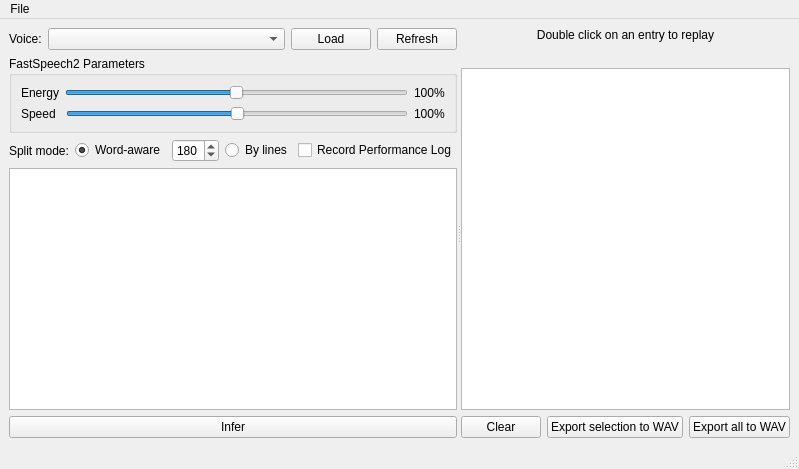
ZDisket/TensorVox, file mainwindow.ui: the form before one commit.
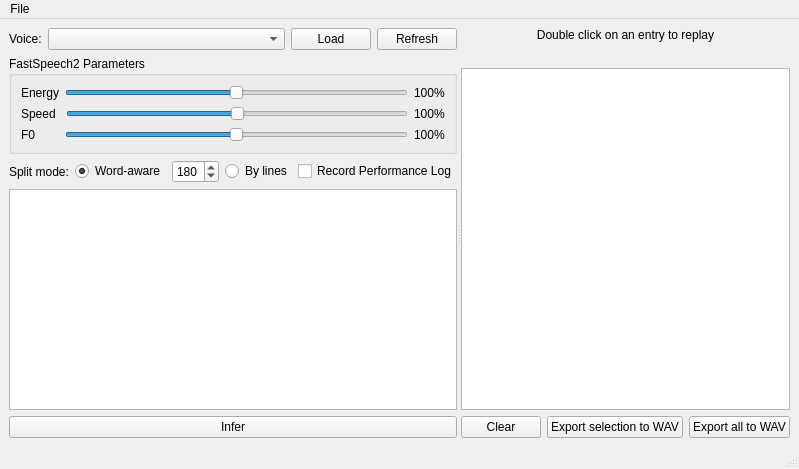
The form after the commit.

What changed in the file:
```diff
--- a/mainwindow.ui
+++ b/mainwindow.ui
@@ -6,7 +6,7 @@
    <rect>
     <x>0</x>
     <y>0</y>
-    <width>721</width>
+    <width>753</width>
     <height>469</height>
    </rect>
   </property>
@@ -136,6 +136,43 @@
              </item>
             </layout>
            </item>
+           <item>
+            <layout class="QHBoxLayout" name="horizontalLayout_6">
+             <item>
+              <widget class="QLabel" name="label_6">
+               <property name="sizePolicy">
+                <sizepolicy hsizetype="Maximum" vsizetype="Preferred">
+                 <horstretch>0</horstretch>
+                 <verstretch>0</verstretch>
+                </sizepolicy>
+               </property>
+               <property name="text">
+                <string>F0       </string>
+               </property>
+              </widget>
+             </item>
+             <item>
+              <widget class="QSlider" name="sliF0">
+               <property name="maximum">
+                <number>200</number>
+               </property>
+               <property name="value">
+                <number>100</number>
+               </property>
+               <property name="orientation">
+                <enum>Qt::Horizontal</enum>
+               </property>
+              </widget>
+             </item>
+             <item>
+              <widget class="QLabel" name="lblF0Show">
+               <property name="text">
+                <string>100%</string>
+               </property>
+              </widget>
+             </item>
+            </layout>
+           </item>
           </layout>
          </widget>
         </item>
```
Left out of the diff: 2 changed lines with no effect on the pictures.
